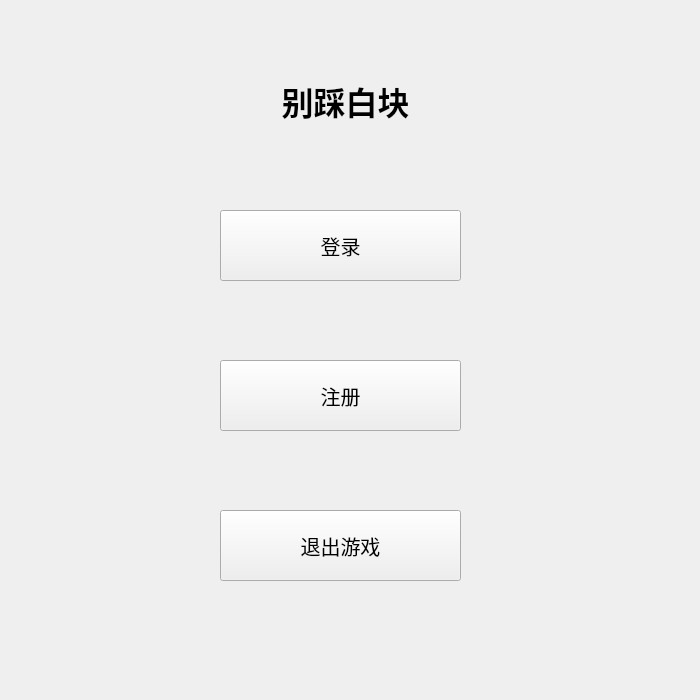
Qt form MyWhiteBlock3.0/start.ui (PKUZhangHQ/PianoTiles) before a commit.
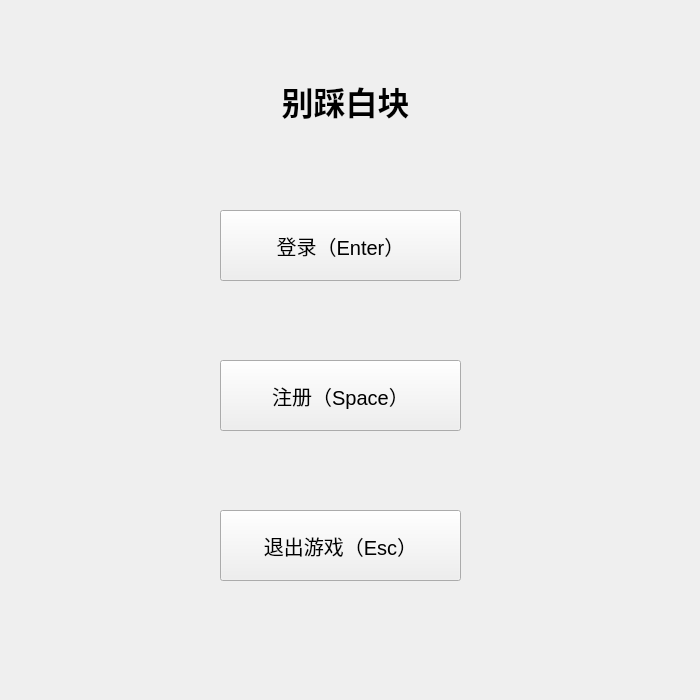
The same form after that commit.

```diff
--- a/MyWhiteBlock3.0/start.ui
+++ b/MyWhiteBlock3.0/start.ui
@@ -40,7 +40,7 @@
     </font>
    </property>
    <property name="text">
-    <string>登录</string>
+    <string>登录（Enter）</string>
    </property>
   </widget>
   <widget class="QPushButton" name="exit">
@@ -58,7 +58,7 @@
     </font>
    </property>
    <property name="text">
-    <string>退出游戏</string>
+    <string>退出游戏（Esc）</string>
    </property>
   </widget>
   <widget class="QPushButton" name="register_2">
@@ -76,7 +76,7 @@
     </font>
    </property>
    <property name="text">
-    <string>注册</string>
+    <string>注册（Space）</string>
    </property>
   </widget>
   <widget class="QLabel" name="label">
```
Left out of the diff: 1 changed line with no effect on the pictures.
